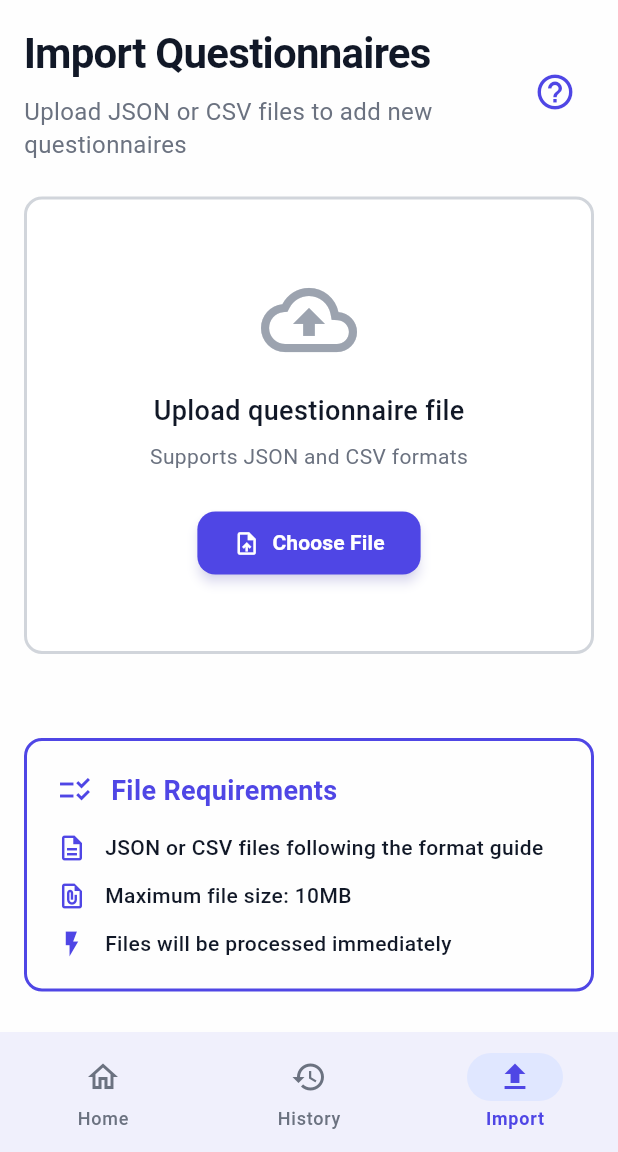
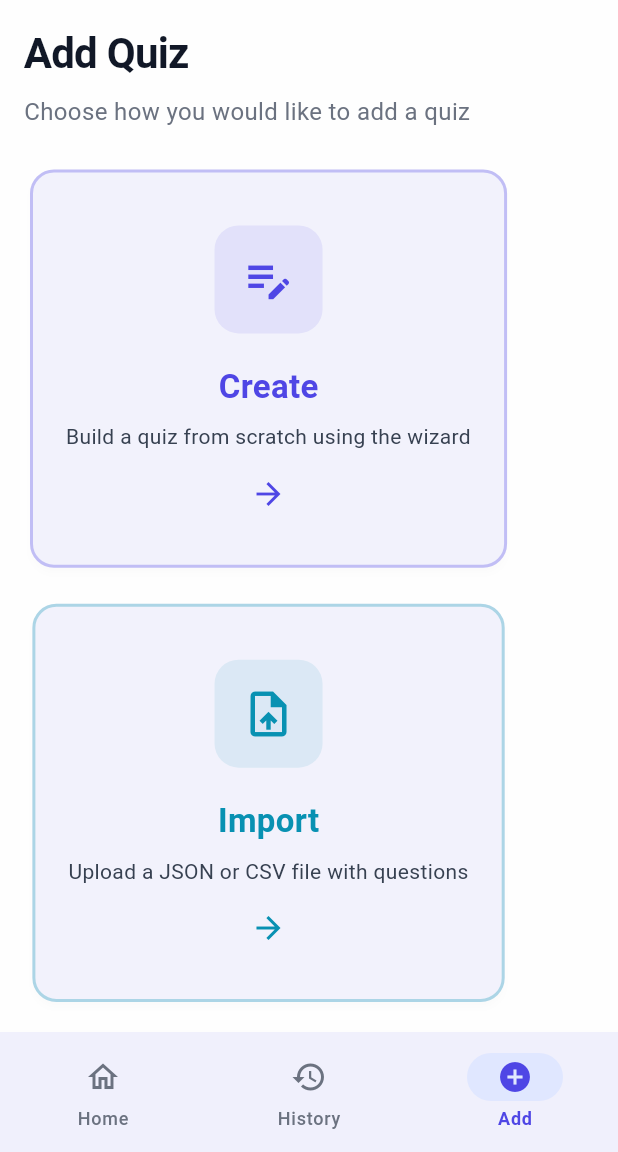
Before and after one commit to IrvingMg/skilloper, a Flutter app: the screen it shows after launch, item 3 of the bottom bar chosen, on a phone screen of 412 x 824 dp, the part 84-1236 px from its top. Run offline on Flutter 3.47's test engine with Material 3 defaults, Android fonts, the phone set to English and light mode, and no system bars; our stand-ins replace file_picker, flutter_highlight, percent_indicator, shared_preferences; network calls fail.

Commit message:
feat: Consolidate quiz creation and import under unified Add tab

```diff
--- a/skilloper_app/lib/main.dart
+++ b/skilloper_app/lib/main.dart
@@ -1,7 +1,7 @@
 import 'package:flutter/material.dart';
 import 'screens/home_screen.dart';
 import 'screens/history_screen.dart';
-import 'screens/import_screen.dart';
+import 'screens/add_quiz_screen.dart';
 import 'theme/app_theme.dart';
 import 'theme/app_colors.dart';
 import 'theme/app_icons.dart';
@@ -34,11 +34,33 @@ class MainScreen extends StatefulWidget {
 class _MainScreenState extends State<MainScreen> {
   int _currentIndex = 0;
 
-  final List<Widget> _screens = [
-    const HomeScreen(),
-    const HistoryScreen(),
-    const ImportScreen(),
+  // Keys to access screen states for refresh
+  final _homeKey = GlobalKey<HomeScreenState>();
+  final _historyKey = GlobalKey<HistoryScreenState>();
+
+  late final List<Widget> _screens = [
+    HomeScreen(key: _homeKey),
+    HistoryScreen(key: _historyKey),
+    const AddQuizScreen(),
   ];
+
+  void _onTabSelected(int index) {
+    final previousIndex = _currentIndex;
+
+    setState(() {
+      _currentIndex = index;
+    });
+
+    // Refresh Home or History when coming from Add tab
+    // This ensures newly created/imported quizzes appear
+    if (previousIndex == 2) {
+      if (index == 0) {
+        _homeKey.currentState?.refresh();
+      } else if (index == 1) {
+        _historyKey.currentState?.refresh();
+      }
+    }
+  }
 
   @override
   Widget build(BuildContext context) {
@@ -70,14 +92,13 @@ class _MainScreenState extends State<MainScreen> {
           ],
         ),
       ),
-      body: _screens[_currentIndex],
+      body: IndexedStack(
+        index: _currentIndex,
+        children: _screens,
+      ),
       bottomNavigationBar: NavigationBar(
         selectedIndex: _currentIndex,
-        onDestinationSelected: (index) {
-          setState(() {
-            _currentIndex = index;
-          });
-        },
+        onDestinationSelected: _onTabSelected,
         destinations: const [
           NavigationDestination(
             icon: Icon(AppIcons.home),
@@ -90,9 +111,9 @@ class _MainScreenState extends State<MainScreen> {
             label: 'History',
           ),
           NavigationDestination(
-            icon: Icon(AppIcons.upload),
-            selectedIcon: Icon(AppIcons.uploadSelected),
-            label: 'Import',
+            icon: Icon(Icons.add_circle_outline),
+            selectedIcon: Icon(Icons.add_circle),
+            label: 'Add',
           ),
         ],
       ),
--- /dev/null
+++ b/skilloper_app/lib/screens/add_quiz_screen.dart
@@ -0,0 +1,194 @@
+import 'package:flutter/material.dart';
+import '../theme/app_colors.dart';
+import 'create_quiz/create_quiz_screen.dart';
+import 'import_screen.dart';
+
+class AddQuizScreen extends StatelessWidget {
+  const AddQuizScreen({super.key});
+
+  @override
+  Widget build(BuildContext context) {
+    return Scaffold(
+      body: SafeArea(
+        child: Padding(
+          padding: const EdgeInsets.all(16.0),
+          child: Column(
+          crossAxisAlignment: CrossAxisAlignment.start,
+          children: [
+            const Text(
+              'Add Quiz',
+              style: TextStyle(
+                fontSize: 28,
+                fontWeight: FontWeight.w700,
+                color: AppColors.textPrimary,
+                letterSpacing: -0.5,
+              ),
+            ),
+            const SizedBox(height: 8),
+            const Text(
+              'Choose how you would like to add a quiz',
+              style: TextStyle(
+                fontSize: 16,
+                color: AppColors.textTertiary,
+                fontWeight: FontWeight.w400,
+              ),
+            ),
+            const SizedBox(height: 24),
+
+            // Options grid
+            Expanded(
+              child: LayoutBuilder(
+                builder: (context, constraints) {
+                  // Use row layout for wider screens, column for narrow
+                  final isWide = constraints.maxWidth > 500;
+
+                  if (isWide) {
+                    return Row(
+                      children: [
+                        Expanded(
+                          child: _OptionCard(
+                            icon: Icons.edit_note,
+                            title: 'Create',
+                            description: 'Build a quiz from scratch using the wizard',
+                            color: AppColors.primary,
+                            onTap: () => _navigateToCreate(context),
+                          ),
+                        ),
+                        const SizedBox(width: 16),
+                        Expanded(
+                          child: _OptionCard(
+                            icon: Icons.upload_file,
+                            title: 'Import',
+                            description: 'Upload a JSON or CSV file with questions',
+                            color: AppColors.info,
+                            onTap: () => _navigateToImport(context),
+                          ),
+                        ),
+                      ],
+                    );
+                  } else {
+                    return Column(
+                      children: [
+                        Expanded(
+                          child: _OptionCard(
+                            icon: Icons.edit_note,
+                            title: 'Create',
+                            description: 'Build a quiz from scratch using the wizard',
+                            color: AppColors.primary,
+                            onTap: () => _navigateToCreate(context),
+                          ),
+                        ),
+                        const SizedBox(height: 16),
+                        Expanded(
+                          child: _OptionCard(
+                            icon: Icons.upload_file,
+                            title: 'Import',
+                            description: 'Upload a JSON or CSV file with questions',
+                            color: AppColors.info,
+                            onTap: () => _navigateToImport(context),
+                          ),
+                        ),
+                      ],
+                    );
+                  }
+                },
+              ),
+            ),
+            ],
+          ),
+        ),
+      ),
+    );
+  }
+
+  void _navigateToCreate(BuildContext context) {
+    Navigator.push(
+      context,
+      MaterialPageRoute(builder: (context) => const CreateQuizScreen()),
+    );
+  }
+
+  void _navigateToImport(BuildContext context) {
+    Navigator.push(
+      context,
+      MaterialPageRoute(builder: (context) => const ImportScreen()),
+    );
+  }
+}
+
+class _OptionCard extends StatelessWidget {
+  final IconData icon;
+  final String title;
+  final String description;
+  final Color color;
+  final VoidCallback onTap;
+
+  const _OptionCard({
+    required this.icon,
+    required this.title,
+    required this.description,
+    required this.color,
+    required this.onTap,
+  });
+
+  @override
+  Widget build(BuildContext context) {
+    return Card(
+      elevation: 2,
+      shape: RoundedRectangleBorder(
+        borderRadius: BorderRadius.circular(16),
+        side: BorderSide(color: color.withValues(alpha: 0.3), width: 2),
+      ),
+      child: InkWell(
+        onTap: onTap,
+        borderRadius: BorderRadius.circular(16),
+        child: Padding(
+          padding: const EdgeInsets.all(24),
+          child: Column(
+            mainAxisAlignment: MainAxisAlignment.center,
+            children: [
+              Container(
+                width: 72,
+                height: 72,
+                decoration: BoxDecoration(
+                  color: color.withValues(alpha: 0.1),
+                  borderRadius: BorderRadius.circular(16),
+                ),
+                child: Icon(
+                  icon,
+                  size: 36,
+                  color: color,
+                ),
+              ),
+              const SizedBox(height: 20),
+              Text(
+                title,
+                style: TextStyle(
+                  fontSize: 22,
+                  fontWeight: FontWeight.w700,
+                  color: color,
+                ),
+              ),
+              const SizedBox(height: 8),
+              Text(
+                description,
+                style: TextStyle(
+                  fontSize: 14,
+                  color: AppColors.textSecondary,
+                  height: 1.4,
+                ),
+                textAlign: TextAlign.center,
+              ),
+              const SizedBox(height: 16),
+              Icon(
+                Icons.arrow_forward,
+                color: color,
+                size: 24,
+              ),
+            ],
+          ),
+        ),
+      ),
+    );
+  }
+}
--- a/skilloper_app/lib/screens/import_screen.dart
+++ b/skilloper_app/lib/screens/import_screen.dart
@@ -337,43 +337,33 @@ class _ImportScreenState extends State<ImportScreen> {
     };
   }
 
-  Map<String, dynamic> _getErrorDetails(String errorMessage, String errorType) {
-    String title = 'Import Failed';
-    String subtitle = 'Unable to process your questionnaire file';
-    String quickTip = 'Check the file format and try again';
-
-    // Customize based on error type
+  Map<String, String> _getErrorDetails(String errorType) {
     switch (errorType) {
       case 'json':
-        title = 'Invalid JSON Format';
-        subtitle = 'Your file contains JSON syntax errors';
-        quickTip = 'Validate your JSON syntax and ensure proper formatting';
-        break;
+        return {
+          'title': 'Invalid JSON Format',
+          'subtitle': 'Your file contains JSON syntax errors',
+        };
       case 'validation':
-        title = 'Validation Error';
-        subtitle = 'Your questionnaire is missing required information';
-        quickTip = 'Check that all required fields are present and correctly formatted';
-        break;
+        return {
+          'title': 'Validation Error',
+          'subtitle': 'Your questionnaire is missing required information',
+        };
       case 'file_size':
-        title = 'File Too Large';
-        subtitle = 'The uploaded file exceeds the 10MB size limit';
-        quickTip = 'Reduce your file size by removing unnecessary content';
-        break;
+        return {
+          'title': 'File Too Large',
+          'subtitle': 'The uploaded file exceeds the 10MB size limit',
+        };
       default:
-        title = 'Import Failed';
-        subtitle = 'Unable to process your questionnaire file';
-        quickTip = 'Review the file format requirements and try again';
+        return {
+          'title': 'Import Failed',
+          'subtitle': 'Unable to process your questionnaire file',
+        };
     }
-
-    return {
-      'title': title,
-      'subtitle': subtitle,
-      'quickTip': quickTip,
-    };
   }
 
   void _showErrorDialog(String errorMessage, String errorType) {
-    final errorDetails = _getErrorDetails(errorMessage, errorType);
+    final errorDetails = _getErrorDetails(errorType);
 
     showDialog(
       context: context,
@@ -617,38 +607,9 @@ class _ImportScreenState extends State<ImportScreen> {
   @override
   Widget build(BuildContext context) {
     return Scaffold(
-      body: Padding(
-        padding: const EdgeInsets.all(16.0),
-        child: Column(
-          crossAxisAlignment: CrossAxisAlignment.start,
-          children: [
-            Row(
-              children: [
-                Expanded(
-                  child: Column(
-                    crossAxisAlignment: CrossAxisAlignment.start,
-                    children: [
-                      const Text(
-                        'Import Questionnaires',
-                        style: TextStyle(
-                          fontSize: 28,
-                          fontWeight: FontWeight.w700,
-                          color: AppColors.textPrimary,
-                          letterSpacing: -0.5,
-                        ),
-                      ),
-                      const SizedBox(height: 8),
-                      const Text(
-                        'Upload JSON or CSV files to add new questionnaires',
-                        style: TextStyle(
-                          fontSize: 16,
-                          color: AppColors.textTertiary,
-                          fontWeight: FontWeight.w400,
-                        ),
-                      ),
-                    ],
-                  ),
-                ),
+      appBar: AppBar(
+        title: const Text('Import'),
+        actions: [
           IconButton(
             onPressed: () {
               Navigator.of(context).push(
@@ -660,13 +621,25 @@ class _ImportScreenState extends State<ImportScreen> {
             icon: Icon(
               Icons.help_outline,
               color: AppColors.primary,
-                    size: 28,
             ),
             tooltip: 'Import Help & Format Guide',
           ),
         ],
       ),
-            const SizedBox(height: 24),
+      body: Padding(
+        padding: const EdgeInsets.all(16.0),
+        child: Column(
+          crossAxisAlignment: CrossAxisAlignment.start,
+          children: [
+            const Text(
+              'Upload JSON or CSV files to add new questionnaires',
+              style: TextStyle(
+                fontSize: 16,
+                color: AppColors.textTertiary,
+                fontWeight: FontWeight.w400,
+              ),
+            ),
+            const SizedBox(height: 16),
 
             Expanded(
               child: SingleChildScrollView(
```
Also changed, not shown: skilloper_app/lib/screens/history_screen.dart (+8 -2 lines), skilloper_app/lib/screens/home_screen.dart (+9 -21 lines). Lines whose indentation alone changed are shown as unchanged.
